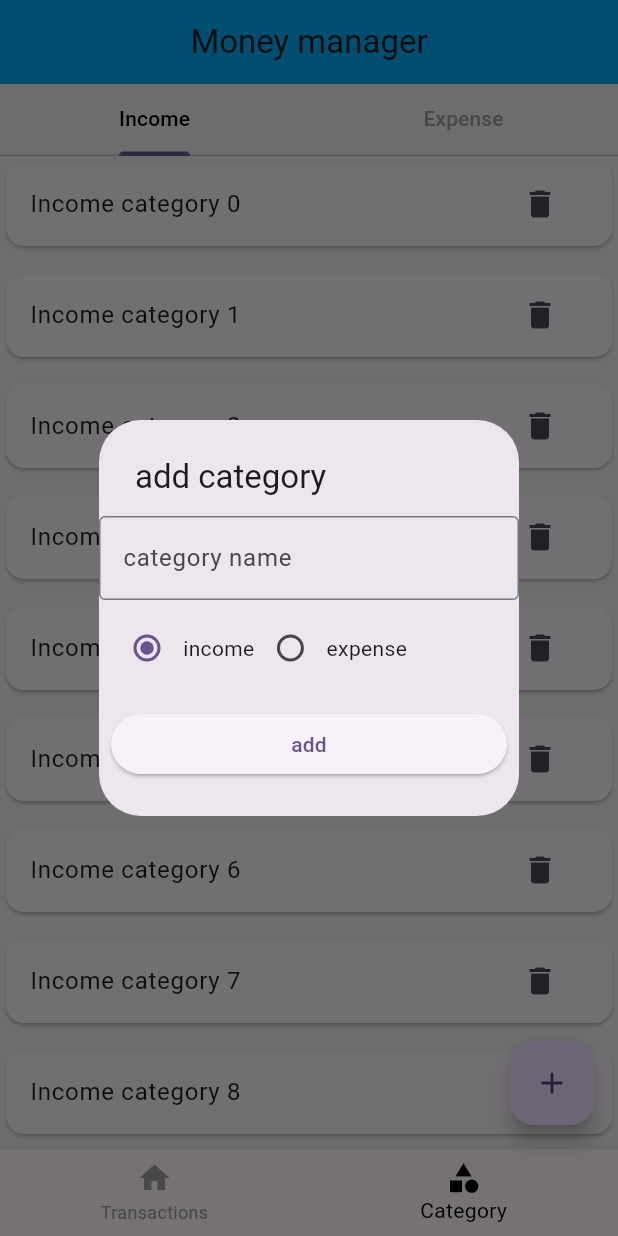
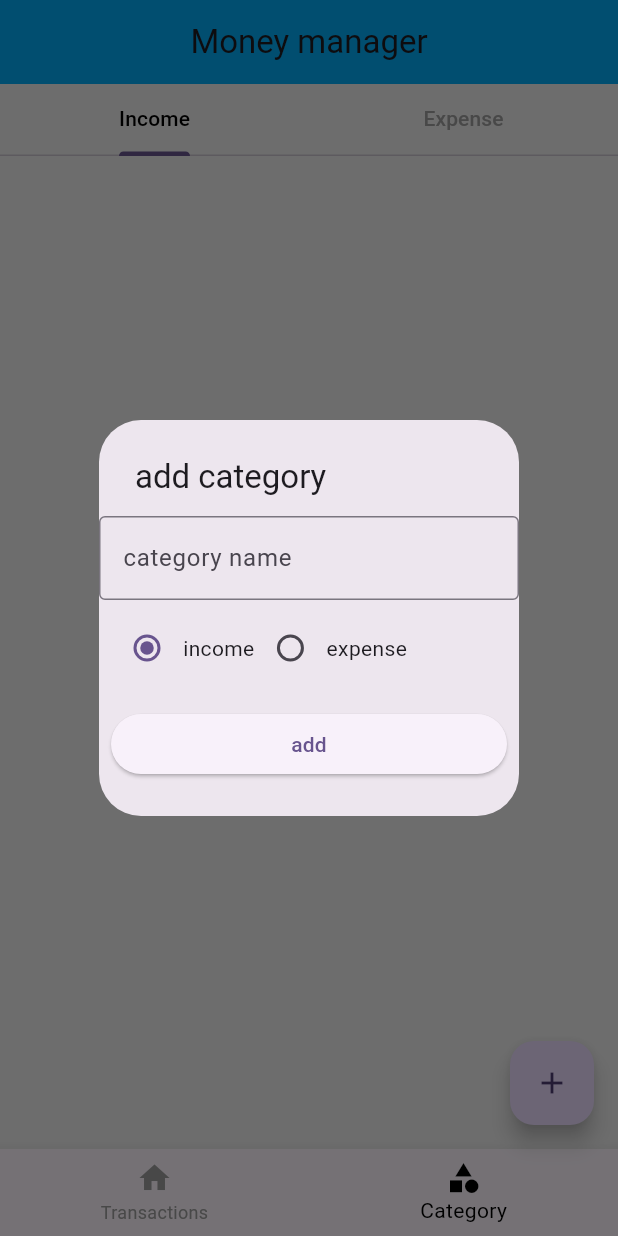
Before and after one commit to gold-roger33/money-management-app, a Flutter app: the screen it shows after launch, item 2 of the bottom bar chosen, after a tap on the "add" icon, on a phone screen of 412 x 824 dp. Run offline on Flutter 3.47's test engine with Material 3 defaults, Android fonts, the phone set to English and light mode, and no system bars; our stand-ins replace hive, hive_flutter; missing offline and left inert: dart:ffi; accounts and stored records are empty.

Commit message:
category add & delete implemented

```diff
--- a/lib/db/category/category_db.dart
+++ b/lib/db/category/category_db.dart
@@ -1,3 +1,6 @@
+import 'dart:ffi';
+
+import 'package:flutter/material.dart';
 import 'package:hive/hive.dart';
 import 'package:p_money_management/model/category/category_model.dart';
 
@@ -8,13 +11,28 @@
 
   Future<List<categoryModel>>getCategories();
   Future<void> insertcategory(categoryModel value);
+  Future<void> deletecateegory(String categoryID);
 }
 
   class categoryDB implements categorydbFunctions{
+
+    categoryDB._internal();
+
+    static categoryDB instance = categoryDB._internal();
+
+    factory categoryDB(){
+      return instance;
+    }
+
+
+    ValueNotifier<List<categoryModel>> incomecategorylistListener = ValueNotifier([]);
+    ValueNotifier<List<categoryModel>> expensecategorylistListener = ValueNotifier([]);
+
   @override
   Future<void> insertcategory(categoryModel value) async{
    final _categoryDB =await Hive.openBox<categoryModel>(CATEGORY_DB_NAME);
-   await _categoryDB.add(value);
+   await _categoryDB.put(value.id,value);
+   refreshUI();
   }
 
   @override
@@ -23,6 +41,30 @@
     return _categoryDB.values.toList();
 
   }
+  Future<void> refreshUI() async{
+    final _allCategory = await getCategories();
 
+    incomecategorylistListener.value.clear();
+    expensecategorylistListener.value.clear();
+
+    await Future.forEach(_allCategory,
+    (categoryModel category) {
+      if (category.type==categoryType.income){
+        incomecategorylistListener.value.add(category);
+      }
+      else{
+        expensecategorylistListener.value.add(category);
+      }
+    });
+    incomecategorylistListener.notifyListeners();
+    expensecategorylistListener.notifyListeners();
+  }
+
+  @override
+  Future<void> deletecateegory(String categoryID) async{
+    final _categoryDB = await Hive.openBox<categoryModel>(CATEGORY_DB_NAME);
+    await _categoryDB.delete(categoryID);
+    refreshUI();
+  }
 
 }
--- a/lib/main.dart
+++ b/lib/main.dart
@@ -1,6 +1,7 @@
 import 'package:flutter/material.dart';
 import 'package:hive/hive.dart';
 import 'package:hive_flutter/hive_flutter.dart';
+import 'package:p_money_management/db/category/category_db.dart';
 import 'package:p_money_management/model/category/category_model.dart';
 import 'package:p_money_management/screens/home/home.dart';
 
--- a/lib/screens/category/add_popup.dart
+++ b/lib/screens/category/add_popup.dart
@@ -1,23 +1,26 @@
 import 'package:flutter/material.dart';
+import 'package:p_money_management/db/category/category_db.dart';
 import 'package:p_money_management/model/category/category_model.dart';
 
 ValueNotifier<categoryType> selectedcategoryNotifier = ValueNotifier(categoryType.income);
 
 Future<void> showcategoryaddpopup(BuildContext context) async {
+  final _nameeditingController= TextEditingController();
   showDialog(
       context: context,
       builder: (ctx) {
         return SimpleDialog(
-          title: Text("add category"),
+          title: const Text("add category"),
           children: [
             TextFormField(
-              decoration: InputDecoration(
+              controller: _nameeditingController,
+              decoration: const InputDecoration(
                 hintText: "category name",
                 border: OutlineInputBorder(),
               ),
             ),
 
-          Padding(padding: const EdgeInsets.all(8.0),
+          const Padding(padding: EdgeInsets.all(8.0),
 
              child: Row(children: [
               Radiobutton(title: "income", type:categoryType.income),
@@ -27,7 +30,22 @@
 
             Padding(
               padding: const EdgeInsets.all(8.0),
-              child: ElevatedButton(onPressed: () {}, child: Text("add")),
+              child: ElevatedButton(onPressed: () {
+                final _name=_nameeditingController.text;
+                if(_name.isEmpty)
+                {
+                  return;
+                }
+                final _type = selectedcategoryNotifier.value;
+                final _category = categoryModel(id: DateTime.now().millisecondsSinceEpoch.toString(),
+                 name: _name,
+                  type: _type
+                  );
+
+                  categoryDB.instance.insertcategory(_category);
+                  Navigator.of(ctx).pop();
+              },
+               child: const Text("add")),
             )
           ],
         );
--- a/lib/screens/category/category.dart
+++ b/lib/screens/category/category.dart
@@ -17,10 +17,7 @@
   @override
   void initState() {
     _tabcontroller = TabController(length: 2, vsync: this);
-    categoryDB().getCategories().then((value) {
-      print("Categories get");
-      print(value.toString());
-    });
+    categoryDB().refreshUI();
     super.initState();
   }
 
--- a/lib/screens/category/income_cat.dart
+++ b/lib/screens/category/income_cat.dart
@@ -1,16 +1,25 @@
 import 'package:flutter/material.dart';
+import 'package:p_money_management/db/category/category_db.dart';
+import 'package:p_money_management/model/category/category_model.dart';
 
 class incomecategorylist extends StatelessWidget {
   const incomecategorylist({super.key});
-
   @override
   Widget build(BuildContext context) {
-    return ListView.separated(itemBuilder: (ctx,index){
-     return Card(
+    return ValueListenableBuilder(
+      valueListenable: categoryDB().incomecategorylistListener ,
+     builder: (BuildContext ctx, List<categoryModel> newlist, Widget?_) {
+      return ListView.separated(
+      itemBuilder: (ctx,index){
+        final category = newlist[index];
+
+     return  Card(
        child: ListTile(
-        title: Text("Income category $index"),
-        trailing: IconButton(onPressed: (){},
-        icon: Icon(Icons.delete)
+        title: Text(category.name),
+        trailing: IconButton(onPressed: (){
+          categoryDB.instance.deletecateegory(category.id);
+        },
+        icon: const Icon(Icons.delete)
         ),
        ),
      );
@@ -19,7 +28,9 @@
     separatorBuilder: (ctx,index){
       return const SizedBox(height: 10);
     },
-     itemCount:100);
+     itemCount: newlist.length);
+     }
+     );
 
     }
 }
```
Also changed, not shown: lib/screens/category/expense_cat.dart (+16 -5 lines).
